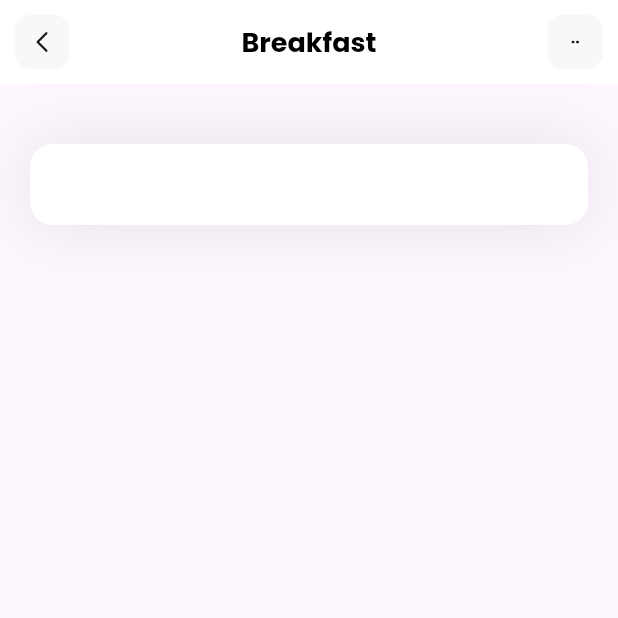
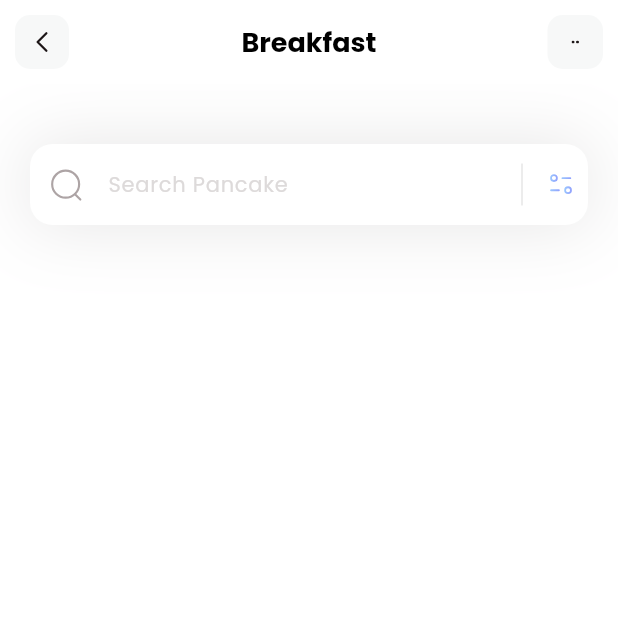
Before and after one commit to IsraelVidalParedes/FitnessFlutterProject, a Flutter app: the screen it shows after launch, on a phone screen of 412 x 824 dp, the top half of it. Run offline on Flutter 3.47's test engine with Material 3 defaults, Android fonts, the phone set to English and light mode, and no system bars; our stand-ins replace flutter_svg.

Commit message:
fix(home): textfield added icons and hint text

```diff
--- a/lib/pages/home.dart
+++ b/lib/pages/home.dart
@@ -8,6 +8,7 @@ class HomePage extends StatelessWidget {
   Widget build(BuildContext context) {
     return Scaffold(
       appBar: appBar(),
+      backgroundColor: Colors.white,
       body: Column(
         children: [
           Container(
@@ -26,6 +27,32 @@ class HomePage extends StatelessWidget {
                   filled: true,
                   fillColor: Colors.white,
                   contentPadding: EdgeInsets.all(15),
+                  hintText: 'Search Pancake',
+                  hintStyle: TextStyle(color: Color(0xffDDDADA), fontSize: 14),
+                  prefixIcon: Padding(
+                    padding: const EdgeInsets.all(12.0),
+                    child: SvgPicture.asset('assets/icons/Search.svg'),
+                  ),
+                  suffixIcon: Container(
+                    width: 100,
+                    child: IntrinsicHeight(
+                      child: Row(
+                        mainAxisAlignment: MainAxisAlignment.end,
+                        children: [
+                          VerticalDivider(
+                            color: Colors.black,
+                            thickness: 0.1,
+                            indent: 10,
+                            endIndent: 10,
+                          ),
+                          Padding(
+                            padding: const EdgeInsets.all(8.0),
+                            child: SvgPicture.asset('assets/icons/Filter.svg'),
+                          ),
+                        ],
+                      ),
+                    ),
+                  ),
                   border: OutlineInputBorder(
                     borderRadius: BorderRadius.circular(15),
                     borderSide: BorderSide.none,
```
